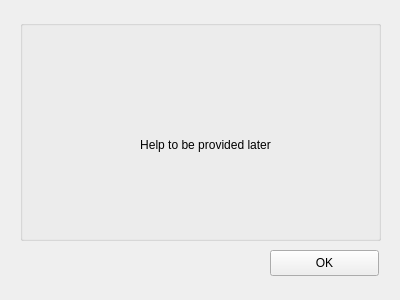
Above: flogger_help.ui from tobiz/OGN-Flight-Logger_V3 before the change. Below: the same form after it.
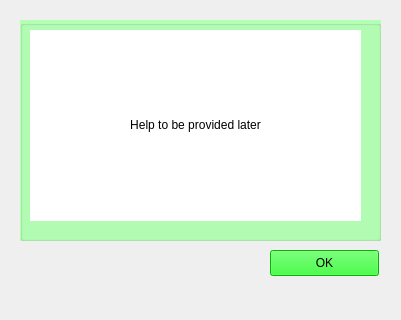
That is the form after the change.

```diff
--- a/flogger_help.ui
+++ b/flogger_help.ui
@@ -7,8 +7,8 @@
    <rect>
     <x>0</x>
     <y>0</y>
-    <width>400</width>
-    <height>300</height>
+    <width>401</width>
+    <height>320</height>
    </rect>
   </property>
   <property name="windowTitle">
@@ -23,6 +23,9 @@
      <height>221</height>
     </rect>
    </property>
+   <property name="styleSheet">
+    <string notr="true">background-color: rgb(179, 255, 180);</string>
+   </property>
    <property name="title">
     <string/>
    </property>
@@ -31,10 +34,16 @@
      <rect>
       <x>10</x>
       <y>10</y>
-      <width>351</width>
-      <height>231</height>
+      <width>331</width>
+      <height>191</height>
      </rect>
     </property>
+    <property name="styleSheet">
+     <string notr="true">background-color: rgb(255, 255, 255);</string>
+    </property>
+    <property name="frameShape">
+     <enum>QFrame::NoFrame</enum>
+    </property>
     <property name="text">
      <string>&lt;html&gt;&lt;head/&gt;&lt;body&gt;&lt;p&gt;Help to be provided later&lt;/p&gt;&lt;/body&gt;&lt;/html&gt;</string>
     </property>
@@ -52,6 +61,9 @@
      <height>26</height>
     </rect>
    </property>
+   <property name="styleSheet">
+    <string notr="true">background-color: rgb(0, 255, 0);</string>
+   </property>
    <property name="text">
     <string>OK</string>
    </property>
```
Left out of the diff: 4 changed lines with no effect on the pictures.
